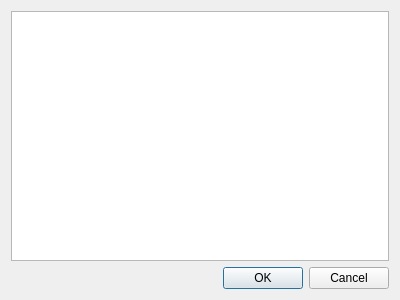
Above: src/pluginswindow.ui from opencor/opencor before the change. Below: the same form after it.
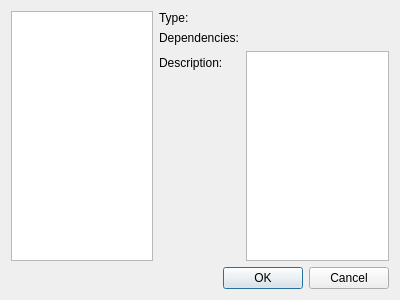
That is the form after the change.

Diff of the .ui file:
```diff
--- a/src/pluginswindow.ui
+++ b/src/pluginswindow.ui
@@ -19,6 +19,52 @@
      <item>
       <widget class="QListView" name="listView"/>
      </item>
+     <item>
+      <layout class="QVBoxLayout" name="rightRerticalLayout">
+       <item>
+        <layout class="QFormLayout" name="detailsFormLayout">
+         <item row="0" column="0">
+          <widget class="QLabel" name="typeLabel">
+           <property name="text">
+            <string>Type:</string>
+           </property>
+          </widget>
+         </item>
+         <item row="0" column="1">
+          <widget class="QLabel" name="typeValue">
+           <property name="text">
+            <string/>
+           </property>
+          </widget>
+         </item>
+         <item row="2" column="0">
+          <widget class="QLabel" name="dependenciesLabel">
+           <property name="text">
+            <string>Dependencies:</string>
+           </property>
+          </widget>
+         </item>
+         <item row="2" column="1">
+          <widget class="QLabel" name="dependenciesValue">
+           <property name="text">
+            <string/>
+           </property>
+          </widget>
+         </item>
+         <item row="3" column="0">
+          <widget class="QLabel" name="descriptionLabel">
+           <property name="text">
+            <string>Description:</string>
+           </property>
+          </widget>
+         </item>
+         <item row="3" column="1">
+          <widget class="QTextBrowser" name="descriptionValue"/>
+         </item>
+        </layout>
+       </item>
+      </layout>
+     </item>
     </layout>
    </item>
    <item>
```
